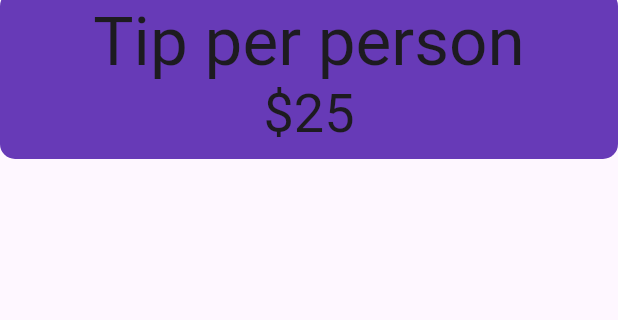
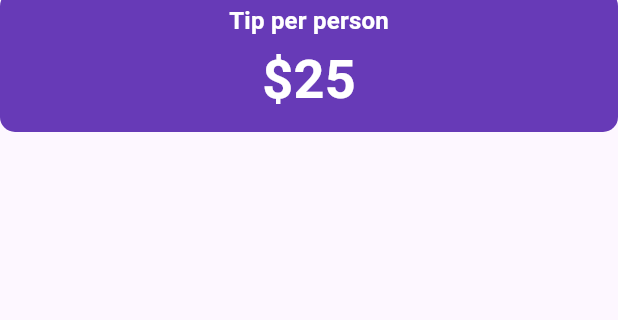
Before and after one commit to Junaidsawand/utip, a Flutter app: the screen it shows after launch, on a phone screen of 412 x 824 dp, the part 93-413 px from its top. Run offline on Flutter 3.47's test engine with Material 3 defaults, Android fonts, the phone set to English and light mode, and no system bars.

Commit message:
add style

```diff
--- a/lib/main.dart
+++ b/lib/main.dart
@@ -28,7 +28,9 @@ class MyApp extends StatelessWidget {
         //
         // This works for code too, not just values: Most code changes can be
         // tested with just a hot reload.
-        colorScheme: ColorScheme.fromSeed(seedColor: Colors.deepPurple),
+        colorScheme: ColorScheme.fromSeed(
+          seedColor: Color.fromARGB(255, 58, 4, 144),
+        ),
       ),
       home: const UTip(),
     );
@@ -46,6 +48,11 @@ class _UTipState extends State<UTip> {
   @override
   Widget build(BuildContext context) {
     var theme = Theme.of(context);
+    final style = theme.textTheme.titleMedium!.copyWith(
+      color: theme.colorScheme.onPrimary,
+      fontWeight: FontWeight.bold,
+    );
+
     return Scaffold(
       appBar: AppBar(title: Text("UTip")),
       body: Column(
@@ -61,8 +68,14 @@ class _UTipState extends State<UTip> {
             ),
             child: Column(
               children: [
-                Text("Tip per person", style: theme.textTheme.displayMedium),
-                Text("\$25", style: theme.textTheme.displaySmall),
+                Text("Tip per person", style: style),
+                Text(
+                  "\$25",
+                  style: style.copyWith(
+                    color: theme.colorScheme.onPrimary,
+                    fontSize: theme.textTheme.displaySmall?.fontSize,
+                  ),
+                ),
               ],
             ),
           ),
```
